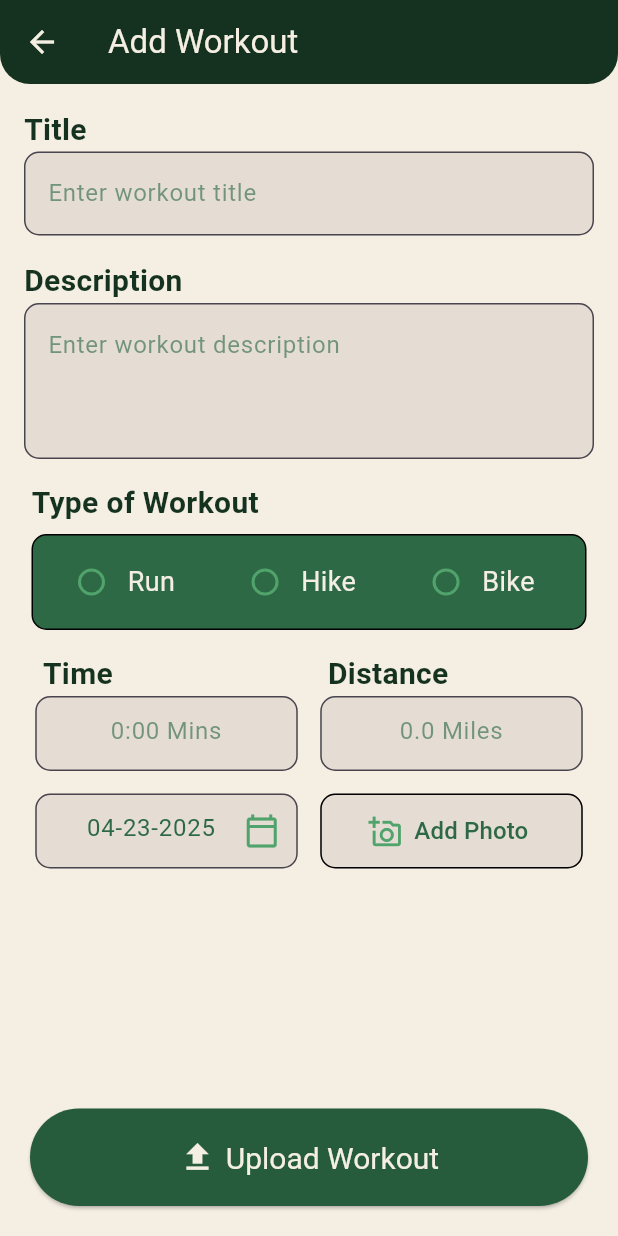
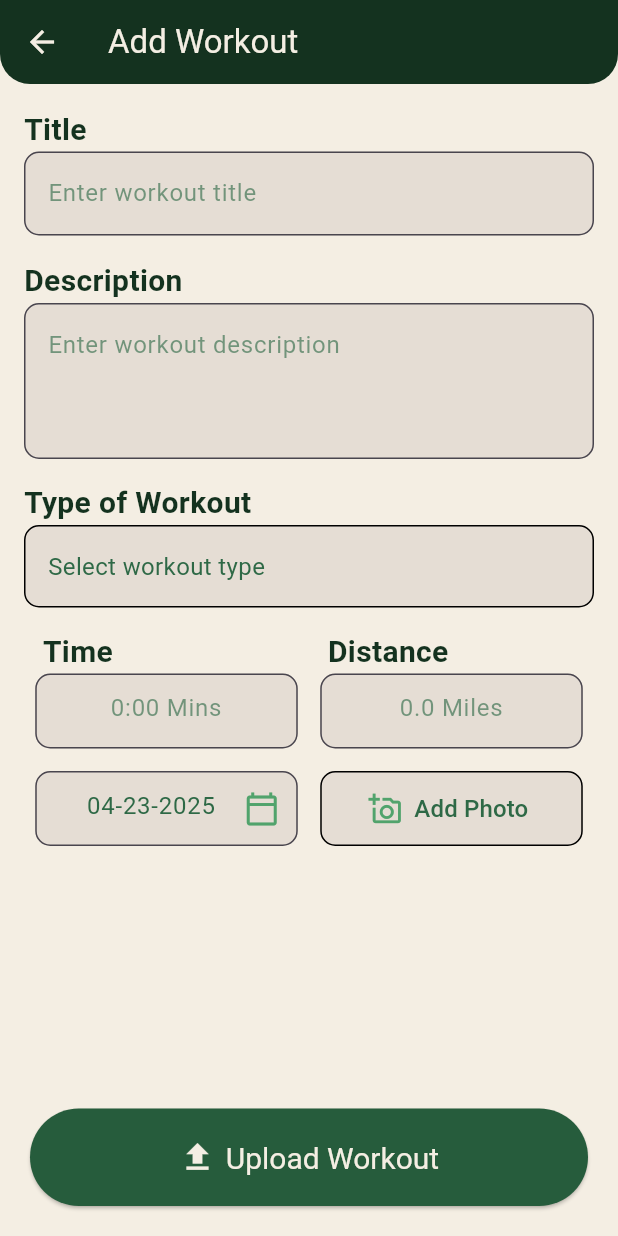
Before and after one commit to marcsaffold17/GetFitApp, a Flutter app: the WorkoutEntryScreen screen opened directly with empty values, on a phone screen of 412 x 824 dp. Run offline on Flutter 3.47's test engine with Material 3 defaults, Android fonts, the phone set to English and light mode, and no system bars; our stand-ins replace cloud_firestore, firebase_core, firebase_storage, fl_chart, google_nav_bar, image_picker and 1 more; accounts and stored records are empty.

Commit message:
changed type of workout to a bottom sheet that displays all workout options

```diff
--- a/get_fit_app/lib/view/insert_workout_view.dart
+++ b/get_fit_app/lib/view/insert_workout_view.dart
@@ -38,10 +38,6 @@ class _WorkoutEntryScreenState extends State<WorkoutEntryScreen>
   final _titleController = TextEditingController();
   final _typeController = TextEditingController();
   String? _workoutType;
-
-  String? selectedType;
-
-  final List<String> workoutTypes = ['Run', 'Bike', 'Hike'];
 
   File? _image;
   String? _dropdownError;
@@ -116,44 +112,56 @@ class _WorkoutEntryScreenState extends State<WorkoutEntryScreen>
     }
   }
 
-  Widget _buildRadioOption(String value) {
-    return Container(
-      padding: EdgeInsets.symmetric(horizontal: 8),
-      child: Row(
-        mainAxisSize: MainAxisSize.min,
-        mainAxisAlignment:
-            MainAxisAlignment.center, // Center contents inside the Row
-        crossAxisAlignment: CrossAxisAlignment.center,
-        children: [
-          Radio<String>(
-            value: value,
-            groupValue: _workoutType,
-            onChanged: (String? newValue) {
+  void _showWorkoutTypeBottomSheet(BuildContext context) {
+    final List<Map<String, dynamic>> workoutTypes = [
+      {'type': 'Run', 'icon': Icons.directions_run},
+      {'type': 'Walk', 'icon': Icons.directions_walk},
+      {'type': 'Hike', 'icon': Icons.hiking},
+      {'type': 'Bike', 'icon': Icons.directions_bike},
+
+      /* 'Hike',
+    'Bike',
+    'Swim',
+    'Canoe',
+    'Kayak',
+    'Inline Skate',
+    'Roller Ski',
+    'Alpine Ski',
+    'Nordic Ski',
+    'Ice Skate',
+    'Snowboard',
+    'Snowshoe',
+    'Weight Training',
+    'Rock Climb',
+    'Yoga',
+    'Crossfit', */
+      // boxing, kickboxing,
+      // basketball, football, tennis, pickleball, volleyball, badminton, soccer,
+      // golf, table tennis,
+    ];
+
+    showModalBottomSheet(
+      context: context,
+      builder: (BuildContext context) {
+        return ListView(
+          children: workoutTypes.map((workout) {
+            return ListTile(
+              leading: Icon(workout['icon'] as IconData),
+              title: Text(workout['type'] as String),
+              onTap: () {
                 setState(() {
-                _workoutType = newValue;
-                _typeController.text = newValue ?? '';
+                  _workoutType = workout['type'];
+                  _typeController.text = _workoutType!;
                 });
+                Navigator.pop(context);
               },
-            fillColor: WidgetStateProperty.resolveWith<Color>((
-              Set<WidgetState> states,
-            ) {
-              if (states.contains(WidgetState.selected)) {
-                return Color.fromARGB(210, 244, 238, 227);
-              }
-              return Color.fromARGB(255, 81, 163, 108);
-            }),
-          ),
-          Text(
-            value,
-            style: TextStyle(
-              fontSize: 18,
-              color: Color.fromARGB(255, 244, 238, 227),
-            ),
-          ),
-        ],
-      ),
+            );
+          }).toList(),
+        );
+      },
     );
   }
+
 
   String? FormattedDate;
   @override
@@ -215,48 +223,35 @@ class _WorkoutEntryScreenState extends State<WorkoutEntryScreen>
                   hintText: 'Enter workout description',
                 ),
                 SizedBox(height: 15.0),
-                Row(
-                  mainAxisAlignment: MainAxisAlignment.center,
-                  children: [
-                    Center(
-                      child: Column(
-                        crossAxisAlignment: CrossAxisAlignment.start,
-                        children: [
-                          Text(
+                Align (
+                  alignment: Alignment.centerLeft,
+                  child: Text(
                     'Type of Workout',
-                            style: TextStyle(
+                    style: TextStyle (
                       fontSize: 20.0,
                       fontWeight: FontWeight.bold,
                       color: Color.fromARGB(255, 20, 50, 31),
                     ),
                   ),
-                          SizedBox(height: 6),
-                          Container(
-                            width: 370,
-                            padding: EdgeInsets.all(7),
+                ),
+                GestureDetector(
+                  onTap: () => _showWorkoutTypeBottomSheet(context),
+                  child: Container(
+                    width: double.infinity,
+                    padding: EdgeInsets.symmetric(vertical: 15, horizontal: 15),
                     decoration: BoxDecoration(
+                      color: Color.fromARGB(255, 229, 221, 212),
+                      border: Border.all(color: Colors.black, width: 1),
+                      borderRadius: BorderRadius.circular(10.0),
+                    ),
+                    child: Text(
+                      _workoutType ?? 'Select workout type',
+                      style: TextStyle(
+                        fontSize: 16,
                         color: Color.fromARGB(255, 46, 105, 70),
-                              border: Border.all(),
-                              borderRadius: BorderRadius.circular(10),
-                            ),
-                            child: Align(
-                              alignment: Alignment.centerLeft,
-                              child: Wrap(
-                                spacing: 20.0,
-                                runSpacing: 8.0,
-                                alignment: WrapAlignment.center,
-                                children: [
-                                  _buildRadioOption('Run'),
-                                  _buildRadioOption('Hike'),
-                                  _buildRadioOption('Bike'),
-                                ],
                       ),
                     ),
                   ),
-                        ],
-                      ),
-                    ),
-                  ],
                 ),
                 SizedBox(height: 15.0),
                 Center(
@@ -433,104 +428,6 @@ class _WorkoutEntryScreenState extends State<WorkoutEntryScreen>
                     ),
                   ),
                 SizedBox(height: 20),
-                // ElevatedButton.icon(
-                //   onPressed: () async {
-                //     // First validate all fields
-                //     setState(() {
-                //       print(_dateError);
-                //       _dropdownError =
-                //           _workoutType == null
-                //               ? 'Please select a workout type'
-                //               : null;
-                //       _dateError = _validateDate(_dayController.text);
-                //     });
-
-                //     // Only proceed if all validations pass
-                //     if (_formKey.currentState!.validate() &&
-                //         _dropdownError == null &&
-                //         _dateError == null) {
-                //       widget.presenter.view = this;
-                //       double? distance =
-                //           double.tryParse(_distanceController.text) ?? 0.0;
-                //       int? time = int.tryParse(_timeController.text) ?? 0;
-                //       String? uploadedImageUrl;
-
-                //       if (_image != null) {
-                //         uploadedImageUrl = await uploadImage(_image!);
-                //         if (uploadedImageUrl == null) {
-                //           ScaffoldMessenger.of(context).showSnackBar(
-                //             SnackBar(
-                //               content: Text(
-                //                 'Photo upload failed, uploading without photo',
-                //               ),
-                //               duration: Duration(seconds: 3),
-                //             ),
-                //           );
-                //           final newWorkout = Workout(
-                //             day: Timestamp.fromDate(
-                //               DateTime.parse(_dayController.text),
-                //             ),
-                //             description: _descriptionController.text,
-                //             distance: distance,
-                //             time: time,
-                //             title: _titleController.text,
-                //             type: _typeController.text,
-                //             image: null,
-                //           );
-                //           if (globalUsername != null) {
-                //             widget.presenter.addWorkout(
-                //               newWorkout,
-                //               FormattedDate!,
-                //             );
-                //           } else {
-                //             print("Error: Username is null");
-                //           }
-                //           return;
-                //         }
-                //       }
-                //       DateTime parsedDate = DateFormat(
-                //         'MM-dd-yyyy',
-                //       ).parse(_dayController.text);
-                //       final newWorkout = Workout(
-                //         day: Timestamp.fromDate(parsedDate),
-                //         description: _descriptionController.text,
-                //         distance: distance,
-                //         time: time,
-                //         title: _titleController.text,
-                //         type: _typeController.text,
-                //         image: uploadedImageUrl,
-                //       );
-
-                //       if (globalUsername != null && FormattedDate != null) {
-                //         widget.presenter.addWorkout(newWorkout, FormattedDate!);
-                //         if (widget.onWorkoutUploaded != null) {
-                //           widget.onWorkoutUploaded!(); // Call the callback
-                //         }
-                //         Navigator.pop(context);
-                //       } else {
-                //         print("Error: Username is null");
-                //       }
-                //     }
-                //   },
-                //   style: ElevatedButton.styleFrom(
-                //     backgroundColor: Color.fromARGB(255, 38, 92, 60),
-                //     padding: EdgeInsets.symmetric(
-                //       horizontal: 75.0,
-                //       vertical: 20.0,
-                //     ),
-                //     textStyle: TextStyle(fontSize: 20.0),
-                //   ),
-                //   icon: Icon(
-                //     Icons.upload,
-                //     color: Color.fromARGB(255, 244, 238, 227),
-                //     size: 25,
-                //   ),
-
-                //   label: Text(
-                //     'Upload Workout',
-                //     style: TextStyle(color: Color.fromARGB(255, 244, 238, 227)),
-                //   ),
-                // ),
               ],
             ),
           ),
```
Lines whose indentation alone changed are shown as unchanged.
